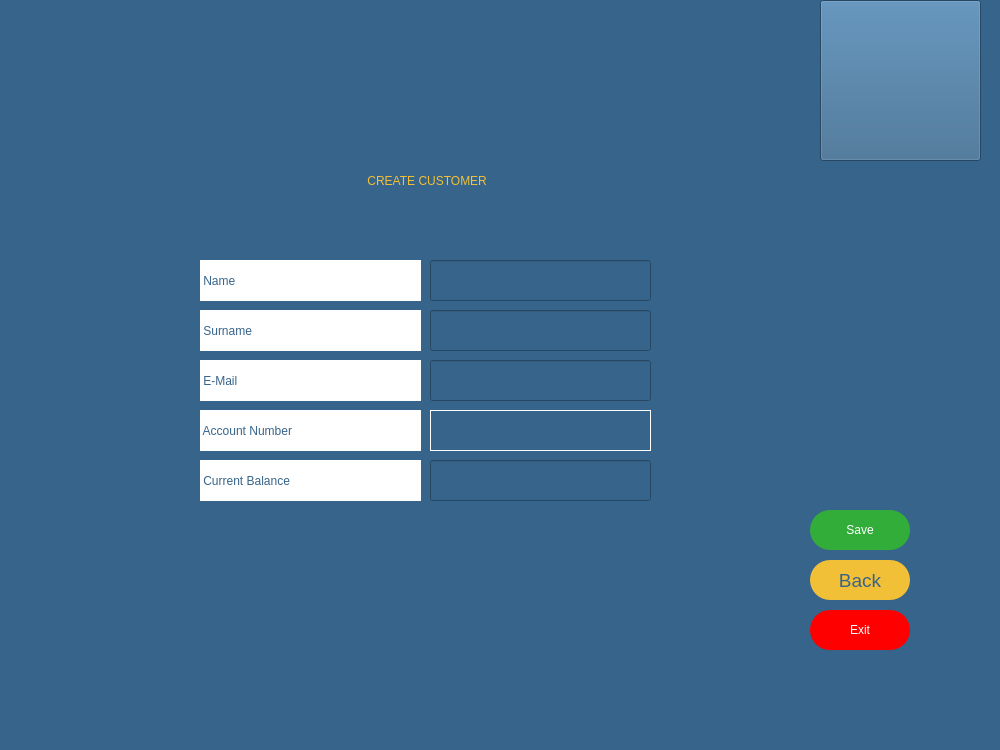
This is createcustomerpage.ui in melihorhanyilmaz/Project as Qt 5 draws it before an edit. The edited form follows.
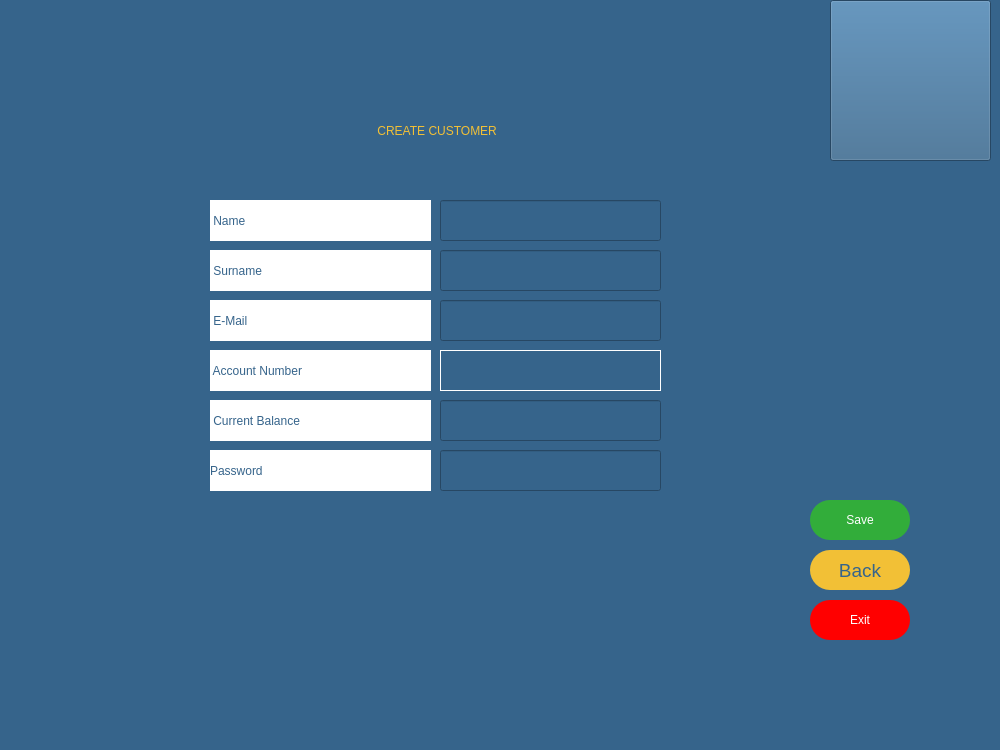
This is the edited form. Icons and pictures are not drawn.

```diff
--- a/createcustomerpage.ui
+++ b/createcustomerpage.ui
@@ -20,8 +20,8 @@
    <widget class="QLineEdit" name="li_name">
     <property name="geometry">
      <rect>
-      <x>430</x>
-      <y>260</y>
+      <x>440</x>
+      <y>200</y>
       <width>221</width>
       <height>41</height>
      </rect>
@@ -37,8 +37,8 @@
    <widget class="QLineEdit" name="li_surname">
     <property name="geometry">
      <rect>
-      <x>430</x>
-      <y>310</y>
+      <x>440</x>
+      <y>250</y>
       <width>221</width>
       <height>41</height>
      </rect>
@@ -51,8 +51,8 @@
    <widget class="QLineEdit" name="li_email">
     <property name="geometry">
      <rect>
-      <x>430</x>
-      <y>360</y>
+      <x>440</x>
+      <y>300</y>
       <width>221</width>
       <height>41</height>
      </rect>
@@ -72,7 +72,7 @@
     <property name="geometry">
      <rect>
       <x>810</x>
-      <y>510</y>
+      <y>500</y>
       <width>100</width>
       <height>40</height>
      </rect>
@@ -96,7 +96,7 @@
     <property name="geometry">
      <rect>
       <x>810</x>
-      <y>610</y>
+      <y>600</y>
       <width>100</width>
       <height>40</height>
      </rect>
@@ -118,8 +118,8 @@
    <widget class="QLabel" name="la_name">
     <property name="geometry">
      <rect>
-      <x>200</x>
-      <y>260</y>
+      <x>210</x>
+      <y>200</y>
       <width>221</width>
       <height>41</height>
      </rect>
@@ -136,8 +136,8 @@
    <widget class="QLabel" name="la_surname">
     <property name="geometry">
      <rect>
-      <x>200</x>
-      <y>310</y>
+      <x>210</x>
+      <y>250</y>
       <width>221</width>
       <height>41</height>
      </rect>
@@ -154,8 +154,8 @@
    <widget class="QLabel" name="la_mail">
     <property name="geometry">
      <rect>
-      <x>200</x>
-      <y>360</y>
+      <x>210</x>
+      <y>300</y>
       <width>221</width>
       <height>41</height>
      </rect>
@@ -172,8 +172,8 @@
    <widget class="QLabel" name="la_accnumber">
     <property name="geometry">
      <rect>
-      <x>200</x>
-      <y>410</y>
+      <x>210</x>
+      <y>350</y>
       <width>221</width>
       <height>41</height>
      </rect>
@@ -190,9 +190,9 @@
    <widget class="QLabel" name="label_5">
     <property name="geometry">
      <rect>
-      <x>200</x>
-      <y>140</y>
-      <width>451</width>
+      <x>130</x>
+      <y>90</y>
+      <width>611</width>
       <height>81</height>
      </rect>
     </property>
@@ -210,8 +210,8 @@
    <widget class="QLabel" name="la_curbalance">
     <property name="geometry">
      <rect>
-      <x>200</x>
-      <y>460</y>
+      <x>210</x>
+      <y>400</y>
       <width>221</width>
       <height>41</height>
      </rect>
@@ -228,8 +228,8 @@
    <widget class="QLineEdit" name="li_balance">
     <property name="geometry">
      <rect>
-      <x>430</x>
-      <y>460</y>
+      <x>440</x>
+      <y>400</y>
       <width>221</width>
       <height>41</height>
      </rect>
@@ -242,30 +242,65 @@
      <string>999999999999</string>
     </property>
    </widget>
+   <widget class="QLabel" name="la_password">
+    <property name="geometry">
+     <rect>
+      <x>210</x>
+      <y>450</y>
+      <width>221</width>
+      <height>41</height>
+     </rect>
+    </property>
+    <property name="styleSheet">
+     <string notr="true">color: rgb(54, 100, 139);
+background-color: rgb(255, 255, 255);
+font: 63 14pt &quot;Montserrat SemiBold&quot;;</string>
+    </property>
+    <property name="text">
+     <string>Password</string>
+    </property>
+   </widget>
+   <widget class="QLineEdit" name="li_password">
+    <property name="geometry">
+     <rect>
+      <x>440</x>
+      <y>450</y>
+      <width>221</width>
+      <height>41</height>
+     </rect>
+    </property>
+    <property name="styleSheet">
+     <string notr="true">color: rgb(255, 255, 255);
+font: 63 14pt &quot;Montserrat SemiBold&quot;;</string>
+    </property>
+    <property name="inputMask">
+     <string/>
+    </property>
+    <property name="maxLength">
+     <number>7</number>
+    </property>
+    <property name="echoMode">
+     <enum>QLineEdit::Password</enum>
+    </property>
+   </widget>
    <widget class="QLabel" name="la_error">
     <property name="geometry">
      <rect>
-      <x>220</x>
-      <y>520</y>
+      <x>230</x>
+      <y>519</y>
       <width>421</width>
       <height>31</height>
      </rect>
     </property>
-    <property name="styleSheet">
-     <string notr="true"/>
-    </property>
     <property name="text">
      <string/>
     </property>
-    <property name="alignment">
-     <set>Qt::AlignCenter</set>
-    </property>
    </widget>
    <widget class="QLabel" name="la_id">
     <property name="geometry">
      <rect>
-      <x>430</x>
-      <y>410</y>
+      <x>440</x>
+      <y>350</y>
       <width>221</width>
       <height>41</height>
      </rect>
@@ -285,7 +320,7 @@
     <property name="geometry">
      <rect>
       <x>810</x>
-      <y>560</y>
+      <y>550</y>
       <width>100</width>
       <height>40</height>
      </rect>
@@ -307,7 +342,7 @@
    <widget class="QPushButton" name="pushButton">
     <property name="geometry">
      <rect>
-      <x>820</x>
+      <x>830</x>
       <y>0</y>
       <width>161</width>
       <height>161</height>
```
